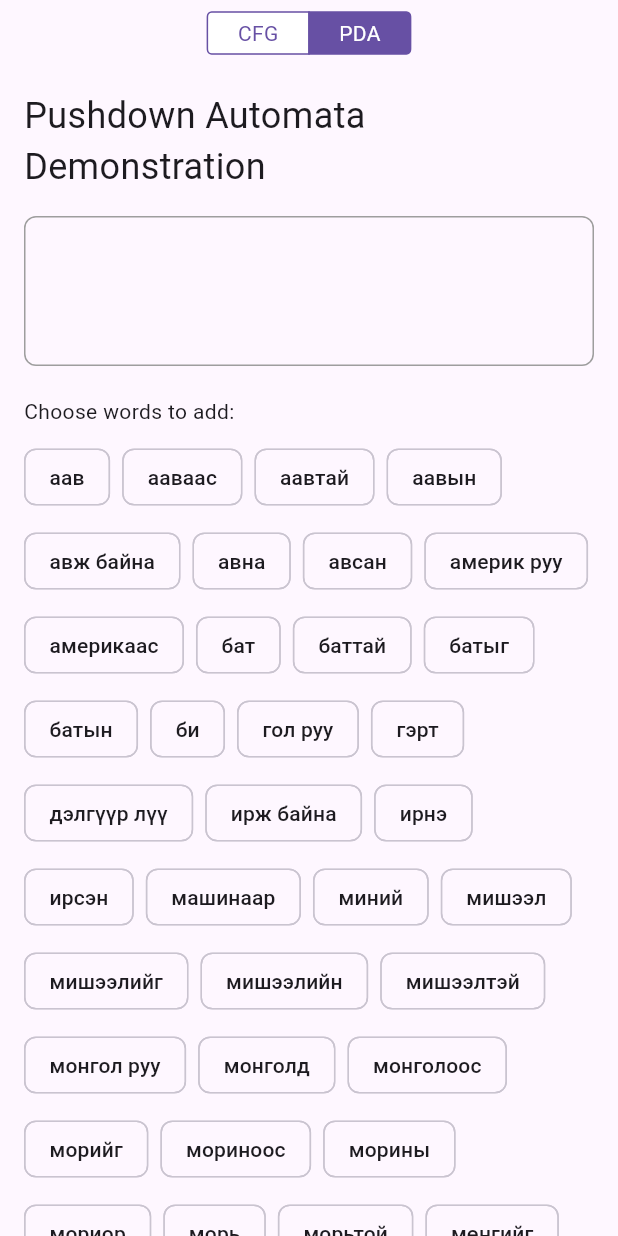
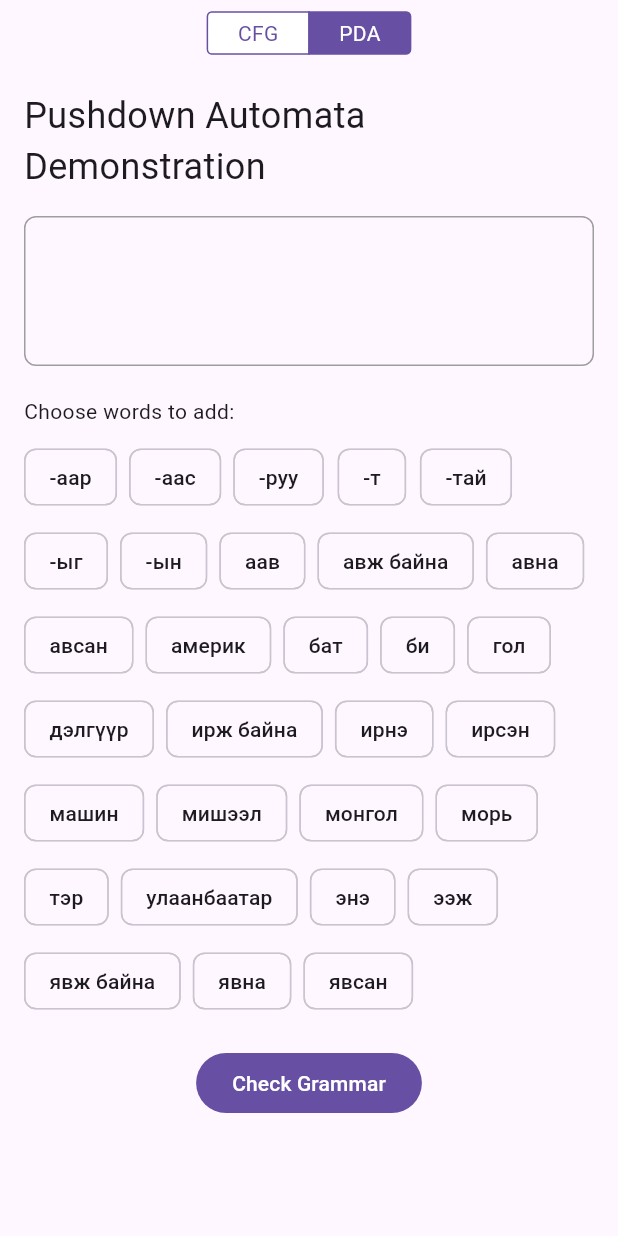
Before and after one commit to suragch/mongol_cfg, a Flutter app: the screen it shows after launch, after a tap on "PDA", on a phone screen of 412 x 824 dp. Run offline on Flutter 3.47's test engine with Material 3 defaults, Android fonts, the phone set to English and light mode, and no system bars.

Commit message:
agglutinative rules

```diff
--- a/lib/logic/cfg_generator.dart
+++ b/lib/logic/cfg_generator.dart
@@ -1,6 +1,6 @@
 import 'dart:math';
 
-import 'package:mongol_cfg/logic/grammar.dart';
+import 'package:mongol_cfg/logic/grammar_agglutinative.dart';
 
 import 'symbol.dart';
 
--- /dev/null
+++ b/lib/logic/grammar_agglutinative.dart
@@ -0,0 +1,127 @@
+import 'dart:core' hide Symbol;
+
+import 'symbol.dart';
+
+class GrammarRule {
+  const GrammarRule(this.symbol, this.expansion);
+  final CfgSymbol symbol;
+  final List<CfgSymbol> expansion;
+}
+
+const grammarRules = [
+  GrammarRule(CfgSymbol('S'), [CfgSymbol('NominativeSentence')]),
+  GrammarRule(CfgSymbol('S'), [CfgSymbol('GenitiveSentence')]),
+  GrammarRule(CfgSymbol('S'), [CfgSymbol('DativeLocativeSentence')]),
+  GrammarRule(CfgSymbol('S'), [CfgSymbol('AccusativeSentence')]),
+  GrammarRule(CfgSymbol('S'), [CfgSymbol('AblativeSentence')]),
+  GrammarRule(CfgSymbol('S'), [CfgSymbol('InstrumentalSentence')]),
+  GrammarRule(CfgSymbol('S'), [CfgSymbol('ComitativeSentence')]),
+  GrammarRule(CfgSymbol('S'), [CfgSymbol('DirectiveSentence')]),
+
+  // Nominative Sentence
+  GrammarRule(CfgSymbol('NominativeSentence'), [CfgSymbol('NounPhrase'), CfgSymbol('Verb')]),
+  GrammarRule(CfgSymbol('NounPhrase'), [CfgSymbol('NomNoun')]),
+  GrammarRule(CfgSymbol('Verb'), [CfgSymbol('PastVerb')]),
+  GrammarRule(CfgSymbol('Verb'), [CfgSymbol('PresentVerb')]),
+  GrammarRule(CfgSymbol('Verb'), [CfgSymbol('FutureVerb')]),
+  GrammarRule(CfgSymbol('NomNoun'), [CfgSymbol('Pronoun')]),
+  GrammarRule(CfgSymbol('NomNoun'), [CfgSymbol('Name')]),
+  GrammarRule(CfgSymbol('NomNoun'), [CfgSymbol('RegularNoun')]),
+  GrammarRule(CfgSymbol('Pronoun'), [CfgSymbol('тэр', isTerminal: true)]),
+  GrammarRule(CfgSymbol('Pronoun'), [CfgSymbol('би', isTerminal: true)]),
+  GrammarRule(CfgSymbol('Name'), [CfgSymbol('бат', isTerminal: true)]),
+  GrammarRule(CfgSymbol('Name'), [CfgSymbol('мишээл', isTerminal: true)]),
+  GrammarRule(CfgSymbol('RegularNoun'), [CfgSymbol('аав', isTerminal: true)]),
+  GrammarRule(CfgSymbol('RegularNoun'), [CfgSymbol('ээж', isTerminal: true)]),
+  GrammarRule(CfgSymbol('RegularNoun'), [CfgSymbol('морь', isTerminal: true)]),
+  GrammarRule(CfgSymbol('PastVerb'), [CfgSymbol('ирсэн', isTerminal: true)]),
+  GrammarRule(CfgSymbol('PastVerb'), [CfgSymbol('явсан', isTerminal: true)]),
+  GrammarRule(CfgSymbol('PresentVerb'), [CfgSymbol('ирж байна', isTerminal: true)]),
+  GrammarRule(CfgSymbol('PresentVerb'), [CfgSymbol('явж байна', isTerminal: true)]),
+  GrammarRule(CfgSymbol('FutureVerb'), [CfgSymbol('ирнэ', isTerminal: true)]),
+  GrammarRule(CfgSymbol('FutureVerb'), [CfgSymbol('явна', isTerminal: true)]),
+
+  // Genitive Sentence
+  GrammarRule(CfgSymbol('GenitiveSentence'), [CfgSymbol('GenNoun'), CfgSymbol('NomNoun'), CfgSymbol('Verb')]),
+  GrammarRule(CfgSymbol('GenNoun'), [CfgSymbol('Pronoun'), CfgSymbol('-ын', isTerminal: true)]),
+  GrammarRule(CfgSymbol('GenNoun'), [CfgSymbol('Name'), CfgSymbol('-ын', isTerminal: true)]),
+  GrammarRule(CfgSymbol('GenNoun'), [CfgSymbol('RegularNoun'), CfgSymbol('-ын', isTerminal: true)]),
+  // GrammarRule(CfgSymbol('Pronoun-ын'), [CfgSymbol('түүний', isTerminal: true)]),
+  // GrammarRule(CfgSymbol('Pronoun-ын'), [CfgSymbol('миний', isTerminal: true)]),
+  // GrammarRule(CfgSymbol('Name-ын'), [CfgSymbol('батын', isTerminal: true)]),
+  // GrammarRule(CfgSymbol('Name-ын'), [CfgSymbol('мишээлийн', isTerminal: true)]),
+  // GrammarRule(CfgSymbol('RegularNoun-ын'), [CfgSymbol('аавын', isTerminal: true)]),
+  // GrammarRule(CfgSymbol('RegularNoun-ын'), [CfgSymbol('ээжийн', isTerminal: true)]),
+  // GrammarRule(CfgSymbol('RegularNoun-ын'), [CfgSymbol('морины', isTerminal: true)]),
+
+  // Dative Locative Sentence
+  GrammarRule(CfgSymbol('DativeLocativeSentence'), [CfgSymbol('NomNoun'), CfgSymbol('DatNoun'), CfgSymbol('Verb')]),
+  GrammarRule(CfgSymbol('DatNoun'), [CfgSymbol('Place'), CfgSymbol('-т', isTerminal: true)]),
+  GrammarRule(CfgSymbol('DatNoun'), [CfgSymbol('RegularNoun'), CfgSymbol('-т', isTerminal: true)]),
+  GrammarRule(CfgSymbol('Place'), [CfgSymbol('улаанбаатар', isTerminal: true)]),
+  GrammarRule(CfgSymbol('Place'), [CfgSymbol('монгол', isTerminal: true)]),
+  // GrammarRule(CfgSymbol('RegularNoun-т'), [CfgSymbol('гэрт', isTerminal: true)]),
+  // GrammarRule(CfgSymbol('RegularNoun-т'), [CfgSymbol('ээжид', isTerminal: true)]),
+
+  // Accusative Sentence
+  GrammarRule(CfgSymbol('AccusativeSentence'),
+      [CfgSymbol('NomNoun'), CfgSymbol('DemPronoun'), CfgSymbol('AccNoun'), CfgSymbol('TransVerb')]),
+  GrammarRule(CfgSymbol('DemPronoun'), [CfgSymbol('энэ', isTerminal: true)]),
+  GrammarRule(CfgSymbol('DemPronoun'), [CfgSymbol('тэр', isTerminal: true)]),
+  GrammarRule(CfgSymbol('AccNoun'), [CfgSymbol('Pronoun'), CfgSymbol('-ыг', isTerminal: true)]),
+  GrammarRule(CfgSymbol('AccNoun'), [CfgSymbol('Name'), CfgSymbol('-ыг', isTerminal: true)]),
+  GrammarRule(CfgSymbol('AccNoun'), [CfgSymbol('RegularNoun'), CfgSymbol('-ыг', isTerminal: true)]),
+  // GrammarRule(CfgSymbol('Pronoun-ыг'), [CfgSymbol('түүнийг', isTerminal: true)]),
+  // GrammarRule(CfgSymbol('Pronoun-ыг'), [CfgSymbol('намайг', isTerminal: true)]),
+  // GrammarRule(CfgSymbol('Name-ыг'), [CfgSymbol('батыг', isTerminal: true)]),
+  // GrammarRule(CfgSymbol('Name-ыг'), [CfgSymbol('мишээлийг', isTerminal: true)]),
+  // GrammarRule(CfgSymbol('RegularNoun-ыг'), [CfgSymbol('мөнгийг', isTerminal: true)]),
+  // GrammarRule(CfgSymbol('RegularNoun-ыг'), [CfgSymbol('номыг', isTerminal: true)]),
+  // GrammarRule(CfgSymbol('RegularNoun-ыг'), [CfgSymbol('морийг', isTerminal: true)]),
+  GrammarRule(CfgSymbol('TransVerb'), [CfgSymbol('TransPastVerb')]),
+  GrammarRule(CfgSymbol('TransVerb'), [CfgSymbol('TransPresentVerb')]),
+  GrammarRule(CfgSymbol('TransVerb'), [CfgSymbol('TransFutureVerb')]),
+  GrammarRule(CfgSymbol('TransPastVerb'), [CfgSymbol('авсан', isTerminal: true)]),
+  GrammarRule(CfgSymbol('TransPresentVerb'), [CfgSymbol('авж байна', isTerminal: true)]),
+  GrammarRule(CfgSymbol('TransFutureVerb'), [CfgSymbol('авна', isTerminal: true)]),
+
+  // Ablative Sentence
+  GrammarRule(CfgSymbol('AblativeSentence'), [CfgSymbol('NomNoun'), CfgSymbol('AblNoun'), CfgSymbol('Verb')]),
+  GrammarRule(CfgSymbol('AblNoun'), [CfgSymbol('Place'), CfgSymbol('-аас', isTerminal: true)]),
+  GrammarRule(CfgSymbol('AblNoun'), [CfgSymbol('RegularNoun'), CfgSymbol('-аас', isTerminal: true)]),
+  GrammarRule(CfgSymbol('Place'), [CfgSymbol('америк', isTerminal: true)]),
+  // GrammarRule(CfgSymbol('Place-аас'), [CfgSymbol('монголоос', isTerminal: true)]),
+  // GrammarRule(CfgSymbol('RegularNoun-аас'), [CfgSymbol('ааваас', isTerminal: true)]),
+  // GrammarRule(CfgSymbol('RegularNoun-аас'), [CfgSymbol('ээжээс', isTerminal: true)]),
+  // GrammarRule(CfgSymbol('RegularNoun-аас'), [CfgSymbol('мориноос', isTerminal: true)]),
+
+  // Instrumental Sentence
+  GrammarRule(CfgSymbol('InstrumentalSentence'), [CfgSymbol('NomNoun'), CfgSymbol('InsNoun'), CfgSymbol('Verb')]),
+  GrammarRule(CfgSymbol('InsNoun'), [CfgSymbol('RegularNoun'), CfgSymbol('-аар', isTerminal: true)]),
+  GrammarRule(CfgSymbol('RegularNoun'), [CfgSymbol('машин', isTerminal: true)]),
+  // GrammarRule(CfgSymbol('RegularNoun-аар'), [CfgSymbol('мориор', isTerminal: true)]),
+
+  // Comitative Sentence
+  GrammarRule(CfgSymbol('ComitativeSentence'), [CfgSymbol('NomNoun'), CfgSymbol('ComNoun'), CfgSymbol('Verb')]),
+  GrammarRule(CfgSymbol('ComNoun'), [CfgSymbol('Pronoun'), CfgSymbol('-тай', isTerminal: true)]),
+  GrammarRule(CfgSymbol('ComNoun'), [CfgSymbol('Name'), CfgSymbol('-тай', isTerminal: true)]),
+  GrammarRule(CfgSymbol('ComNoun'), [CfgSymbol('RegularNoun'), CfgSymbol('-тай', isTerminal: true)]),
+  // GrammarRule(CfgSymbol('ComNoun'), [CfgSymbol('Name-тай')]),
+  // GrammarRule(CfgSymbol('ComNoun'), [CfgSymbol('RegularNoun-тай')]),
+  // GrammarRule(CfgSymbol('Pronoun-тай'), [CfgSymbol('түүнтэй', isTerminal: true)]),
+  // GrammarRule(CfgSymbol('Pronoun-тай'), [CfgSymbol('надтай', isTerminal: true)]),
+  // GrammarRule(CfgSymbol('Name-тай'), [CfgSymbol('баттай', isTerminal: true)]),
+  // GrammarRule(CfgSymbol('Name-тай'), [CfgSymbol('мишээлтэй', isTerminal: true)]),
+  // GrammarRule(CfgSymbol('RegularNoun-тай'), [CfgSymbol('аавтай', isTerminal: true)]),
+  // GrammarRule(CfgSymbol('RegularNoun-тай'), [CfgSymbol('морьтой', isTerminal: true)]),
+
+  // Directive Sentence
+  GrammarRule(CfgSymbol('DirectiveSentence'), [CfgSymbol('NomNoun'), CfgSymbol('DirNoun'), CfgSymbol('Verb')]),
+  GrammarRule(CfgSymbol('DirNoun'), [CfgSymbol('Place'), CfgSymbol('-руу', isTerminal: true)]),
+  GrammarRule(CfgSymbol('DirNoun'), [CfgSymbol('RegularNoun'), CfgSymbol('-руу', isTerminal: true)]),
+  // GrammarRule(CfgSymbol('DirNoun'), [CfgSymbol('RegularNoun-руу')]),
+  // GrammarRule(CfgSymbol('Place-руу'), [CfgSymbol('америк руу', isTerminal: true)]),
+  // GrammarRule(CfgSymbol('Name-руу'), [CfgSymbol('монгол руу', isTerminal: true)]),
+  GrammarRule(CfgSymbol('RegularNoun'), [CfgSymbol('гол', isTerminal: true)]),
+  GrammarRule(CfgSymbol('RegularNoun-'), [CfgSymbol('дэлгүүр', isTerminal: true)]),
+];
--- a/lib/logic/pda_parser.dart
+++ b/lib/logic/pda_parser.dart
@@ -1,5 +1,5 @@
 import 'symbol.dart';
-import 'grammar.dart';
+import 'grammar_agglutinative.dart';
 
 class PDAParser {
   final List<GrammarRule> grammarRules;
--- a/lib/ui/pda_demo.dart
+++ b/lib/ui/pda_demo.dart
@@ -1,7 +1,8 @@
 import 'package:flutter/material.dart';
+import 'package:mongol_cfg/logic/grammar_agglutinative.dart';
 import 'package:mongol_cfg/logic/pda_parser.dart';
 import 'package:mongol_cfg/logic/symbol.dart';
-import '../logic/grammar.dart';
+// import '../logic/grammar.dart';
 
 class PdaDemo extends StatefulWidget {
   const PdaDemo({super.key});
```
